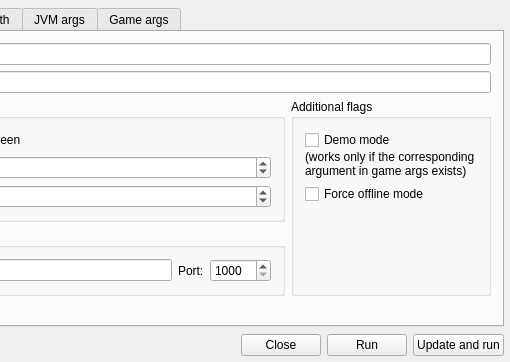
Alex2772/hackers-mc-launcher, file ui/ProfileForm.ui: the form before one commit; both pictures show x 219 to 729 and y 0 to 362 of the 729 by 362 pixel window.
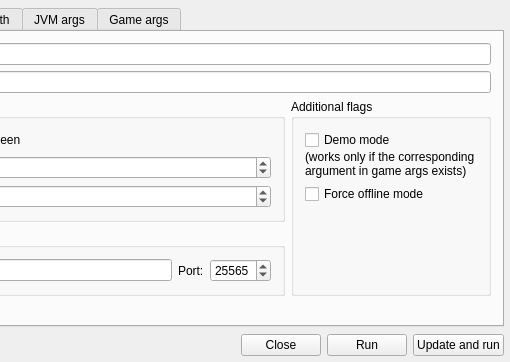
The form after the commit. Custom widgets are drawn as their Qt base class.

Patch:
```diff
--- a/ui/ProfileForm.ui
+++ b/ui/ProfileForm.ui
@@ -163,6 +163,9 @@
             <property name="maximum">
              <number>65535</number>
             </property>
+            <property name="value">
+             <number>25565</number>
+            </property>
            </widget>
           </item>
          </layout>
```
Left out of the diff: 6 changed lines with no effect on the pictures.
